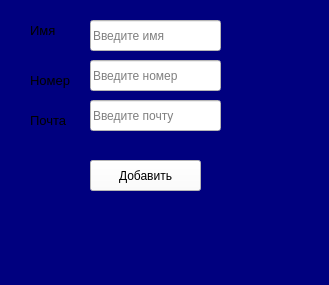
aikarimovvw/Library_System-QtProject, file design/add_client.ui: the form before one commit.
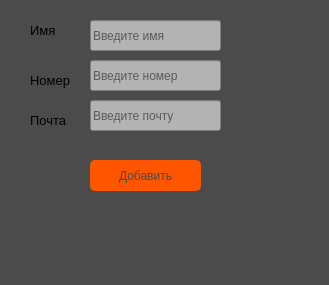
The form after the commit.

Commit message: новый дизайн update

What changed in the file:
```diff
--- a/design/add_client.ui
+++ b/design/add_client.ui
@@ -14,7 +14,7 @@
    <string>MainWindow</string>
   </property>
   <property name="styleSheet">
-   <string notr="true">background-color: rgb(0, 0, 127);</string>
+   <string notr="true">background-color: rgb(75, 75, 75);</string>
   </property>
   <widget class="QWidget" name="centralwidget">
    <widget class="QLabel" name="lbl_add_name_c">
@@ -81,7 +81,8 @@
      </rect>
     </property>
     <property name="styleSheet">
-     <string notr="true">background-color: rgb(255, 255, 255);</string>
+     <string notr="true">alternate-background-color: rgb(85, 170, 255);
+background-color: rgb(179, 179, 179);</string>
     </property>
     <property name="placeholderText">
      <string>Введите имя</string>
@@ -97,7 +98,8 @@
      </rect>
     </property>
     <property name="styleSheet">
-     <string notr="true">background-color: rgb(255, 255, 255);</string>
+     <string notr="true">alternate-background-color: rgb(85, 170, 255);
+background-color: rgb(179, 179, 179);</string>
     </property>
     <property name="placeholderText">
      <string>Введите номер</string>
@@ -113,7 +115,8 @@
      </rect>
     </property>
     <property name="styleSheet">
-     <string notr="true">background-color: rgb(255, 255, 255);</string>
+     <string notr="true">alternate-background-color: rgb(85, 170, 255);
+background-color: rgb(179, 179, 179);</string>
     </property>
     <property name="placeholderText">
      <string>Введите почту</string>
@@ -129,7 +132,10 @@
      </rect>
     </property>
     <property name="styleSheet">
-     <string notr="true">background-color: rgb(255, 255, 255);</string>
+     <string notr="true">background-color: rgb(255, 85, 0);
+color: rgb(75, 75, 75);
+font: 9pt &quot;Segoe UI&quot;;
+border-radius: 5px;</string>
     </property>
     <property name="text">
      <string>Добавить</string>
```
Left out of the diff: 2 changed lines with no effect on the pictures. The commit also changes 3 other files.
